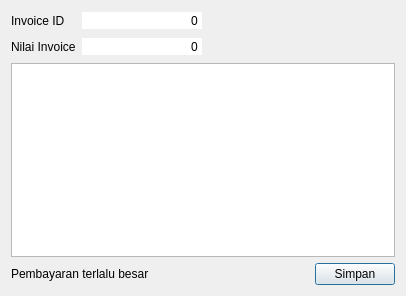
Old version of the form src/widget/paymentdataeditordialog.ui in the repository AyahnaSyahid/LazyMins.
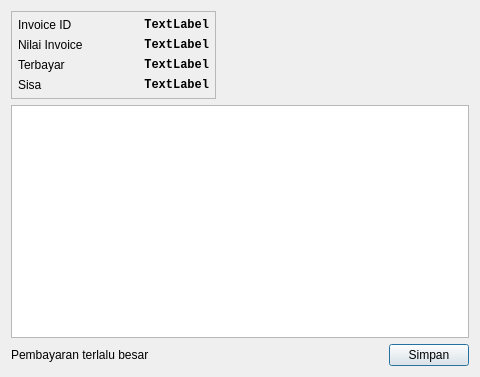
New version of the form.

Patch:
```diff
--- a/src/widget/paymentdataeditordialog.ui
+++ b/src/widget/paymentdataeditordialog.ui
@@ -6,8 +6,8 @@
    <rect>
     <x>0</x>
     <y>0</y>
-    <width>406</width>
-    <height>296</height>
+    <width>480</width>
+    <height>377</height>
    </rect>
   </property>
   <property name="windowTitle">
@@ -15,7 +15,28 @@
   </property>
   <layout class="QVBoxLayout" name="verticalLayout">
    <item>
-    <layout class="QGridLayout" name="gridLayout">
+    <layout class="QHBoxLayout" name="horizontalLayout_2">
+     <item>
+      <widget class="QFrame" name="frameInfo">
+       <property name="frameShape">
+        <enum>QFrame::Shape::StyledPanel</enum>
+       </property>
+       <property name="frameShadow">
+        <enum>QFrame::Shadow::Sunken</enum>
+       </property>
+       <layout class="QFormLayout" name="formLayout">
+        <property name="leftMargin">
+         <number>6</number>
+        </property>
+        <property name="topMargin">
+         <number>6</number>
+        </property>
+        <property name="rightMargin">
+         <number>6</number>
+        </property>
+        <property name="bottomMargin">
+         <number>6</number>
+        </property>
      <item row="0" column="0">
       <widget class="QLabel" name="label">
        <property name="text">
@@ -24,43 +45,27 @@
       </widget>
      </item>
      <item row="0" column="1">
-      <widget class="QSpinBox" name="spinId">
+         <widget class="QLabel" name="labelId">
        <property name="minimumSize">
         <size>
          <width>120</width>
          <height>0</height>
         </size>
        </property>
-       <property name="frame">
-        <bool>false</bool>
+          <property name="font">
+           <font>
+            <family>Courier New</family>
+            <bold>true</bold>
+           </font>
+          </property>
+          <property name="text">
+           <string>TextLabel</string>
        </property>
        <property name="alignment">
         <set>Qt::AlignmentFlag::AlignRight|Qt::AlignmentFlag::AlignTrailing|Qt::AlignmentFlag::AlignVCenter</set>
        </property>
-       <property name="readOnly">
-        <bool>true</bool>
-       </property>
-       <property name="buttonSymbols">
-        <enum>QAbstractSpinBox::ButtonSymbols::NoButtons</enum>
-       </property>
-       <property name="maximum">
-        <number>3000000</number>
-       </property>
-      </widget>
-     </item>
-     <item row="0" column="2">
-      <spacer name="horizontalSpacer_2">
-       <property name="orientation">
-        <enum>Qt::Orientation::Horizontal</enum>
-       </property>
-       <property name="sizeHint" stdset="0">
-        <size>
-         <width>40</width>
-         <height>20</height>
-        </size>
-       </property>
-      </spacer>
-     </item>
+         </widget>
+        </item>
      <item row="1" column="0">
       <widget class="QLabel" name="label_2">
        <property name="text">
@@ -69,31 +74,89 @@
       </widget>
      </item>
      <item row="1" column="1">
-      <widget class="QSpinBox" name="spinPrice">
+         <widget class="QLabel" name="labelTotal">
        <property name="minimumSize">
         <size>
          <width>120</width>
          <height>0</height>
         </size>
        </property>
-       <property name="frame">
-        <bool>false</bool>
-       </property>
+          <property name="font">
+           <font>
+            <family>Courier New</family>
+            <bold>true</bold>
+           </font>
+          </property>
+          <property name="text">
+           <string>TextLabel</string>
+          </property>
        <property name="alignment">
         <set>Qt::AlignmentFlag::AlignRight|Qt::AlignmentFlag::AlignTrailing|Qt::AlignmentFlag::AlignVCenter</set>
        </property>
-       <property name="readOnly">
-        <bool>true</bool>
-       </property>
-       <property name="buttonSymbols">
-        <enum>QAbstractSpinBox::ButtonSymbols::NoButtons</enum>
-       </property>
-       <property name="maximum">
-        <number>3000000</number>
-       </property>
-      </widget>
-     </item>
-     <item row="1" column="2">
+         </widget>
+        </item>
+        <item row="2" column="0">
+         <widget class="QLabel" name="label_3">
+          <property name="text">
+           <string>Terbayar</string>
+          </property>
+         </widget>
+        </item>
+        <item row="2" column="1">
+         <widget class="QLabel" name="labelPaid">
+          <property name="minimumSize">
+           <size>
+            <width>120</width>
+            <height>0</height>
+           </size>
+          </property>
+          <property name="font">
+           <font>
+            <family>Courier New</family>
+            <bold>true</bold>
+           </font>
+          </property>
+          <property name="text">
+           <string>TextLabel</string>
+          </property>
+          <property name="alignment">
+           <set>Qt::AlignmentFlag::AlignRight|Qt::AlignmentFlag::AlignTrailing|Qt::AlignmentFlag::AlignVCenter</set>
+          </property>
+         </widget>
+        </item>
+        <item row="3" column="0">
+         <widget class="QLabel" name="label_4">
+          <property name="text">
+           <string>Sisa</string>
+          </property>
+         </widget>
+        </item>
+        <item row="3" column="1">
+         <widget class="QLabel" name="labelBalance">
+          <property name="minimumSize">
+           <size>
+            <width>120</width>
+            <height>0</height>
+           </size>
+          </property>
+          <property name="font">
+           <font>
+            <family>Courier New</family>
+            <bold>true</bold>
+           </font>
+          </property>
+          <property name="text">
+           <string>TextLabel</string>
+          </property>
+          <property name="alignment">
+           <set>Qt::AlignmentFlag::AlignRight|Qt::AlignmentFlag::AlignTrailing|Qt::AlignmentFlag::AlignVCenter</set>
+          </property>
+         </widget>
+        </item>
+       </layout>
+      </widget>
+     </item>
+     <item>
       <spacer name="horizontalSpacer">
        <property name="orientation">
         <enum>Qt::Orientation::Horizontal</enum>
@@ -113,6 +176,15 @@
      <property name="selectionMode">
       <enum>QAbstractItemView::SelectionMode::SingleSelection</enum>
      </property>
+     <attribute name="horizontalHeaderStretchLastSection">
+      <bool>true</bool>
+     </attribute>
+     <attribute name="verticalHeaderMinimumSectionSize">
+      <number>20</number>
+     </attribute>
+     <attribute name="verticalHeaderDefaultSectionSize">
+      <number>22</number>
+     </attribute>
     </widget>
    </item>
    <item>
```
Left out of the diff: 3 changed lines with no effect on the pictures. Lines whose indentation alone changed are shown as unchanged.
